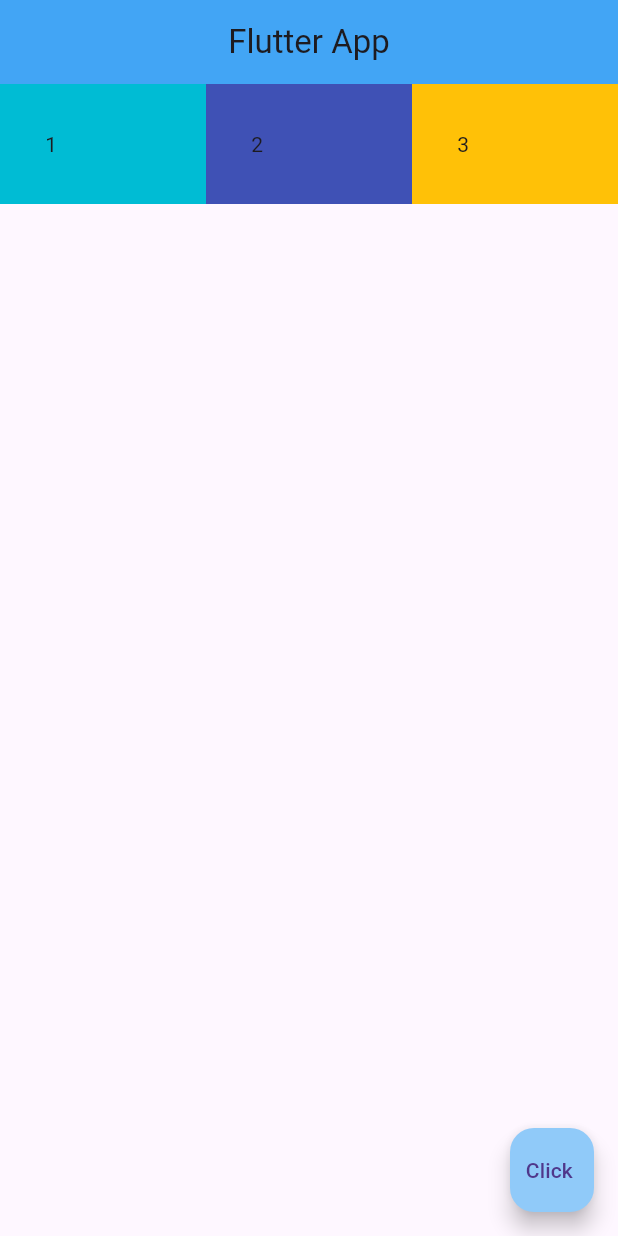
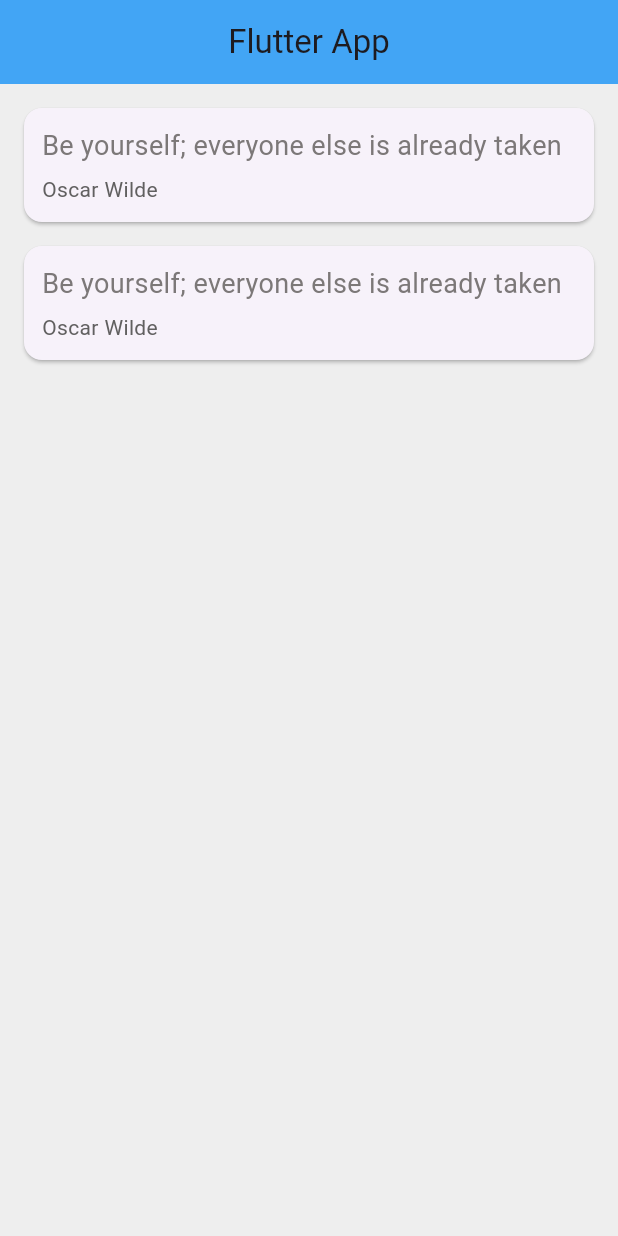
Before and after one commit to AnkitSingh0702/Flutter_reference, a Flutter app: the screen it shows after launch, on a phone screen of 412 x 824 dp. Run offline on Flutter 3.47's test engine with Material 3 defaults, Android fonts, the phone set to English and light mode, and no system bars.

```diff
--- /dev/null
+++ b/lib/data.dart
@@ -0,0 +1,6 @@
+class Data {
+  String text;
+  String author;
+
+  Data({required this.text, required this.author});
+}
--- a/lib/main.dart
+++ b/lib/main.dart
@@ -5,160 +5,164 @@
 // void main(){ in front we use void beacuse we are not returning anything
 //   print("Hello");
 // }
-import 'package:flutter/material.dart';
+// import 'package:flutter/material.dart';
+import 'qoute.dart';
 
-void main() => runApp(const MaterialApp(
-      //basic structure of the app
-      // home: Text("Hello World"),
-      //Now we will explore scaffold widget which allows us to create a basic structure of the app
-      home: MyWidget(),
-    ));
+void main() {
+  func();
+}
+// void main() => runApp(const MaterialApp(
+//       //basic structure of the app
+//       // home: Text("Hello World"),
+//       //Now we will explore scaffold widget which allows us to create a basic structure of the app
+//       // home: MyWidget(),
+//     ));
 
 //Stateless widget:- Stateless Widget is a widget that cannot change its state during the runtime of the app and it is immutable
 //Staless wiget hot reloads the app and stateful widget hot restarts the app build(buildcontext context is used to build the app and it is a parameter of the build method of the stateless widget and stateful widget)
 //Stateful widget:- Stateful Widget is a widget that can change its state during the runtime of the app and it is mutable
-class MyWidget extends StatelessWidget {
-  const MyWidget({super.key});
+// class MyWidget extends StatelessWidget {
+//   const MyWidget({super.key});
 
-  @override
-  //we use override keyword to override the build method of the stateless widget and we have use build(buildcontext) instead of stateless widget
-  Widget build(BuildContext context) {
-    return Scaffold(
-        appBar: AppBar(
-          title: const Text("Flutter App"),
-          centerTitle: true,
-          backgroundColor: Colors.blue[400],
-        ),
-        body:
-            //Expanded widget is used to expand the children of the row and column widget
-            Row(
-          children: <Widget>[
-            Expanded(
-              //total is 6 so 3/6=1/2 and 2/6=1/3 and 1/6=1/6
-              //flex is used to give the ratio of the children of the row and column widget
-              flex: 1,
-              child: Container(
-                  padding: const EdgeInsets.all(30.0),
-                  color: Colors.cyan,
-                  child: const Text("1")),
-            ),
-            Expanded(
-              flex: 1,
-              child: Container(
-                  padding: const EdgeInsets.all(30.0),
-                  color: Colors.indigo,
-                  child: const Text("2")),
-            ),
-            Expanded(
-              flex: 1,
-              child: Container(
-                  padding: const EdgeInsets.all(30.0),
-                  color: Colors.amber,
-                  child: const Text("3")),
-            ),
-          ],
-        ),
+//   @override
+//   //we use override keyword to override the build method of the stateless widget and we have use build(buildcontext) instead of stateless widget
+//   Widget build(BuildContext context) {
+//     return Scaffold(
+//         appBar: AppBar(
+//           title: const Text("Flutter App"),
+//           centerTitle: true,
+//           backgroundColor: Colors.blue[400],
+//         ),
+//         body:
+//             //Expanded widget is used to expand the children of the row and column widget
+//             Row(
+//           children: <Widget>[
+//             Expanded(
+//               //total is 6 so 3/6=1/2 and 2/6=1/3 and 1/6=1/6
+//               //flex is used to give the ratio of the children of the row and column widget
+//               flex: 1,
+//               child: Container(
+//                   padding: const EdgeInsets.all(30.0),
+//                   color: Colors.cyan,
+//                   child: const Text("1")),
+//             ),
+//             Expanded(
+//               flex: 1,
+//               child: Container(
+//                   padding: const EdgeInsets.all(30.0),
+//                   color: Colors.indigo,
+//                   child: const Text("2")),
+//             ),
+//             Expanded(
+//               flex: 1,
+//               child: Container(
+//                   padding: const EdgeInsets.all(30.0),
+//                   color: Colors.amber,
+//                   child: const Text("3")),
+//             ),
+//           ],
+//         ),
 
-        // Column(
-        //   //mainAxisAlignment is used to align the children of the column widget
-        //   mainAxisAlignment: MainAxisAlignment.center,
-        //   crossAxisAlignment: CrossAxisAlignment.center,
+//         // Column(
+//         //   //mainAxisAlignment is used to align the children of the column widget
+//         //   mainAxisAlignment: MainAxisAlignment.center,
+//         //   crossAxisAlignment: CrossAxisAlignment.center,
 
-        //   children: <Widget>[
-        //     //we can add row and column
-        //     const Row(
-        //       children: <Widget>[
-        //         Text("Row-1"),
-        //         Text("Row-2"),
-        //       ],
-        //     ),
-        //     Container(
-        //       padding: const EdgeInsets.all(30.0),
-        //       color: Colors.cyan,
-        //       child: const Text("one"),
-        //     ),
-        //     Container(
-        //       padding: const EdgeInsets.all(40.0),
-        //       color: Colors.grey,
-        //       child: const Text("two"),
-        //     ),
-        //     Container(
-        //       padding: const EdgeInsets.all(50.0),
-        //       color: Colors.green,
-        //       child: const Text("three"),
-        //     ),
-        //   ],
-        // ),
+//         //   children: <Widget>[
+//         //     //we can add row and column
+//         //     const Row(
+//         //       children: <Widget>[
+//         //         Text("Row-1"),
+//         //         Text("Row-2"),
+//         //       ],
+//         //     ),
+//         //     Container(
+//         //       padding: const EdgeInsets.all(30.0),
+//         //       color: Colors.cyan,
+//         //       child: const Text("one"),
+//         //     ),
+//         //     Container(
+//         //       padding: const EdgeInsets.all(40.0),
+//         //       color: Colors.grey,
+//         //       child: const Text("two"),
+//         //     ),
+//         //     Container(
+//         //       padding: const EdgeInsets.all(50.0),
+//         //       color: Colors.green,
+//         //       child: const Text("three"),
+//         //     ),
+//         //   ],
+//         // ),
 
-        //we use row widget to align the children of the row widget
-        // Row(
-        //   //mainAxisAlignment is used to align the children of the row widget
-        //   mainAxisAlignment: MainAxisAlignment.spaceEvenly,
-        //   //crossAxisAlignment is used to align the children of the row widget
-        //   // crossAxisAlignment: CrossAxisAlignment.start,
-        //   children: <Widget>[
-        //     const Text("Hello "),
-        //     TextButton(onPressed: () {}, child: const Text("Click me")),
-        //     Container(
-        //       color: Colors.cyan,
-        //       padding: const EdgeInsets.all(30.0),
-        //       child: const Text("Inside container"),
-        //     )
-        //   ],
-        // ),
+//         //we use row widget to align the children of the row widget
+//         // Row(
+//         //   //mainAxisAlignment is used to align the children of the row widget
+//         //   mainAxisAlignment: MainAxisAlignment.spaceEvenly,
+//         //   //crossAxisAlignment is used to align the children of the row widget
+//         //   // crossAxisAlignment: CrossAxisAlignment.start,
+//         //   children: <Widget>[
+//         //     const Text("Hello "),
+//         //     TextButton(onPressed: () {}, child: const Text("Click me")),
+//         //     Container(
+//         //       color: Colors.cyan,
+//         //       padding: const EdgeInsets.all(30.0),
+//         //       child: const Text("Inside container"),
+//         //     )
+//         //   ],
+//         // ),
 
-        //we use padding widget to give padding to the container
-        //  const Padding(
-        //   padding: EdgeInsets.all(20.0),
-        //   child: Text("Hello World"),
-        // ),
+//         //we use padding widget to give padding to the container
+//         //  const Padding(
+//         //   padding: EdgeInsets.all(20.0),
+//         //   child: Text("Hello World"),
+//         // ),
 
-        //container is a widget that allows us to create a container and it is used to create a container
-        // Container(
-        //   //when conatainer has no child then it will take the whole screen
-        //   color: Colors.grey[400],
-        //   //EgeInsets is used to give padding to the container
-        //   padding: const EdgeInsets.symmetric(horizontal: 30.0, vertical: 10.0),
-        //   margin: const EdgeInsets.all(30.0),
-        //   child: const Text("hello world"),
-        // ),
+//         //container is a widget that allows us to create a container and it is used to create a container
+//         // Container(
+//         //   //when conatainer has no child then it will take the whole screen
+//         //   color: Colors.grey[400],
+//         //   //EgeInsets is used to give padding to the container
+//         //   padding: const EdgeInsets.symmetric(horizontal: 30.0, vertical: 10.0),
+//         //   margin: const EdgeInsets.all(30.0),
+//         //   child: const Text("hello world"),
+//         // ),
 
-        // Center(
-        //This is for text widget
-        // child: Text(
-        //   "Hello World",
-        //   style: TextStyle(
-        //     fontSize: 20.0,
-        //     fontWeight: FontWeight.bold,
-        //     letterSpacing: 2.0,
-        //     color: Color.fromARGB(255, 171, 176, 183),
-        //     fontFamily: 'AntaRegular',
-        //   ),
-        // ),
+//         // Center(
+//         //This is for text widget
+//         // child: Text(
+//         //   "Hello World",
+//         //   style: TextStyle(
+//         //     fontSize: 20.0,
+//         //     fontWeight: FontWeight.bold,
+//         //     letterSpacing: 2.0,
+//         //     color: Color.fromARGB(255, 171, 176, 183),
+//         //     fontFamily: 'AntaRegular',
+//         //   ),
+//         // ),
 
-        //This is for image widget
-        // child: Image.asset('assets/first.jpg'),
+//         //This is for image widget
+//         // child: Image.asset('assets/first.jpg'),
 
-        //This is for icon widget
-        // child: Icon(
-        //   //first argument is the icon and second argument is the color and third argument is the size of the icon
-        // Icons.airport_shuttle,
-        // color: Colors.blue,
-        // size: 50.0,
-        // )
+//         //This is for icon widget
+//         // child: Icon(
+//         //   //first argument is the icon and second argument is the color and third argument is the size of the icon
+//         // Icons.airport_shuttle,
+//         // color: Colors.blue,
+//         // size: 50.0,
+//         // )
 
-        //This is for button widget
-        //   child: ElevatedButton.icon(
-        //   onPressed: () {},
-        //   icon: const Icon(Icons.mail_lock_outlined),
-        //   label: const Text("mail me"),
-        //  )
-        //  ),
+//         //This is for button widget
+//         //   child: ElevatedButton.icon(
+//         //   onPressed: () {},
+//         //   icon: const Icon(Icons.mail_lock_outlined),
+//         //   label: const Text("mail me"),
+//         //  )
+//         //  ),
 
-        floatingActionButton: FloatingActionButton(
-          onPressed: () {},
-          backgroundColor: Colors.blue[200],
-          child: const Text("Click "),
-        ));
-  }
-}
+//         floatingActionButton: FloatingActionButton(
+//           onPressed: () {},
+//           backgroundColor: Colors.blue[200],
+//           child: const Text("Click "),
+//         ));
+//   }
+// }
--- /dev/null
+++ b/lib/qoute.dart
@@ -0,0 +1,47 @@
+import 'package:flutter/material.dart';
+import 'data.dart';
+import 'qoute_card.dart'; // Assuming 'Data' class is defined in data.dart
+
+void func() {
+  runApp(const MaterialApp(
+    home: MyWidget(),
+  ));
+}
+
+class MyWidget extends StatefulWidget {
+  const MyWidget({Key? key}) : super(key: key);
+
+  @override
+  State<MyWidget> createState() => _MyWidgetState();
+}
+
+class _MyWidgetState extends State<MyWidget> {
+  List<Data> quotes = [
+    Data(
+      author: 'Oscar Wilde',
+      text: 'Be yourself; everyone else is already taken',
+    ),
+    Data(
+      author: 'Oscar Wilde',
+      text: 'Be yourself; everyone else is already taken',
+    ),
+  ];
+
+  // Widget quoteTemplate(quote) is used to create a card widget which contains the quote and author of the quote
+
+  @override
+  Widget build(BuildContext context) {
+    return Scaffold(
+      backgroundColor: Colors.grey[200],
+      appBar: AppBar(
+        title: const Text("Flutter App"),
+        centerTitle: true,
+        backgroundColor: Colors.blue[400],
+      ),
+      body: Column(
+        children: quotes.map((quote) => QuoteCard(quote: quote)).toList(),
+        // '${quote.text} - ${quote.author}' is used to display the text and author of the quote
+      ),
+    );
+  }
+}
--- /dev/null
+++ b/lib/qoute_card.dart
@@ -0,0 +1,38 @@
+import 'package:flutter/material.dart';
+import 'data.dart';
+
+class QuoteCard extends StatelessWidget {
+  final Data quote;
+
+  const QuoteCard({super.key, required this.quote});
+
+  @override
+  Widget build(BuildContext context) {
+    return Card(
+      margin: const EdgeInsets.fromLTRB(16.0, 16.0, 16.0, 0),
+      child: Padding(
+        padding: const EdgeInsets.all(12.0),
+        child: Column(
+          crossAxisAlignment: CrossAxisAlignment.stretch,
+          children: <Widget>[
+            Text(
+              quote.text,
+              style: const TextStyle(
+                fontSize: 18.0,
+                color: Color.fromARGB(255, 124, 120, 120),
+              ),
+            ),
+            const SizedBox(height: 6.0),
+            Text(
+              quote.author,
+              style: const TextStyle(
+                fontSize: 14.0,
+                color: Color.fromARGB(255, 97, 96, 96),
+              ),
+            ),
+          ],
+        ),
+      ),
+    );
+  }
+}
```
Also changed, not shown: 1 other file.
